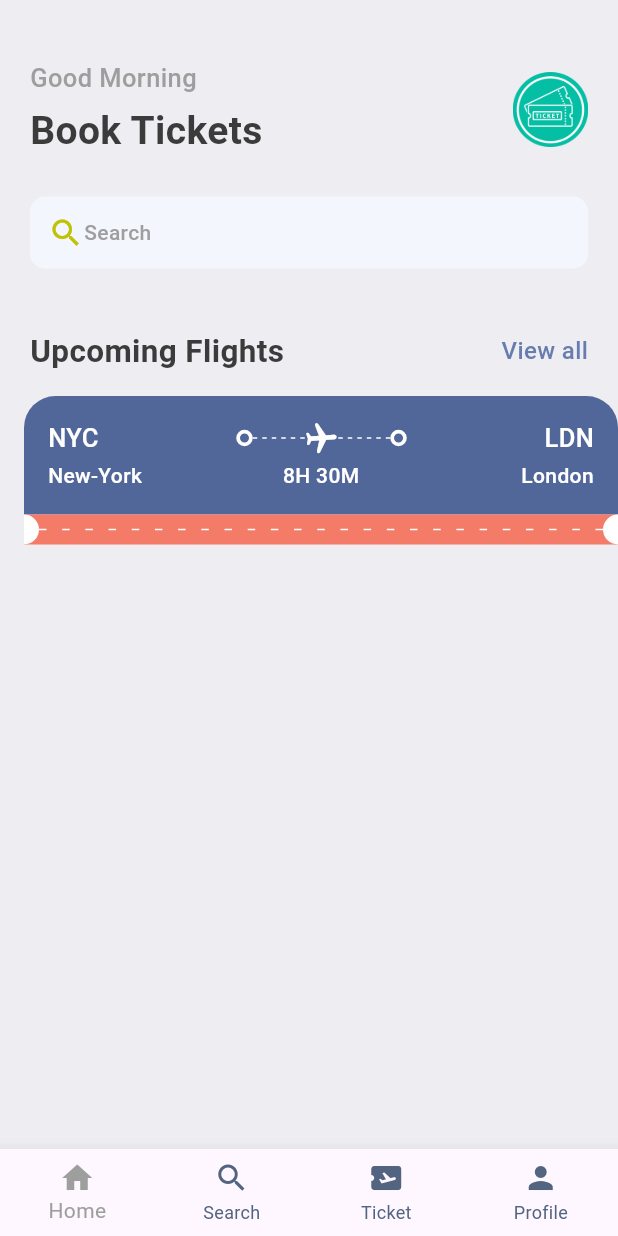
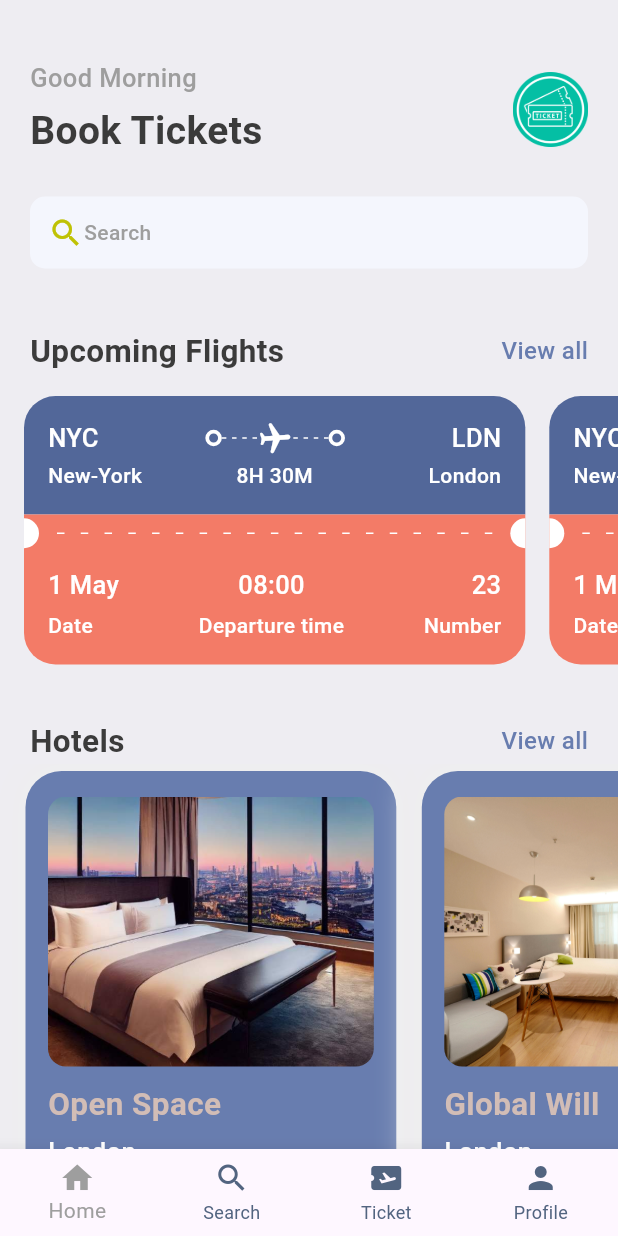
Before and after one commit to jasperayawan/Book_Ticketing, a Flutter app: the screen it shows after launch, on a phone screen of 412 x 824 dp. Run offline on Flutter 3.47's test engine with Material 3 defaults, Android fonts, the phone set to English and light mode, and no system bars; our stand-ins replace gap.

Commit message:
update hotel card

```diff
--- a/lib/screens/home_screen.dart
+++ b/lib/screens/home_screen.dart
@@ -1,4 +1,6 @@
+import 'package:booking_app/screens/hotel_screen.dart';
 import 'package:booking_app/screens/ticket_view.dart';
+import 'package:booking_app/utils/app_info_list.dart';
 import 'package:booking_app/utils/app_styles.dart';
 import 'package:flutter/material.dart';
 import 'package:gap/gap.dart';
@@ -65,7 +67,7 @@
                     Text("Upcoming Flights", style: Styles.headLineStyle2,),
                     InkWell(
                       onTap: (){
-                        print("You are tapped");
+                        // print("You are tapped");
                       },
                       child: Text("View all", style: Styles.textStyle.copyWith(color: Styles.primaryColor),),
                     )
@@ -75,7 +77,40 @@
             )
           ),
           const Gap(15),
-          const TicketView()
+          const SingleChildScrollView(
+            scrollDirection: Axis.horizontal,
+            padding: EdgeInsets.only(right: 20),
+            child: Row(
+              children: [
+                TicketView(),
+                TicketView(),
+                TicketView(),
+              ],
+            ),
+          ),
+          const Gap(15),
+          Container(
+            padding: const EdgeInsets.symmetric(horizontal: 20),
+            child: Row(
+                  mainAxisAlignment: MainAxisAlignment.spaceBetween,
+                  children: [
+                    Text("Hotels", style: Styles.headLineStyle2),
+                    InkWell(
+                      onTap: (){
+                        // print("You are tapped");
+                      },
+                      child: Text("View all", style: Styles.textStyle.copyWith(color: Styles.primaryColor),),
+                    )
+                  ],
+                ),
+          ),
+          SingleChildScrollView(
+            scrollDirection: Axis.horizontal,
+            padding: const EdgeInsets.only(right: 20),
+            child: Row(
+              children: hotelList.map((hotel) => HotelScreen(hotel: hotel)).toList()
+            )
+            )
         ],
       ),
     );
--- /dev/null
+++ b/lib/screens/hotel_screen.dart
@@ -0,0 +1,56 @@
+import 'package:booking_app/utils/app_layout.dart';
+import 'package:booking_app/utils/app_styles.dart';
+import 'package:flutter/material.dart';
+import 'package:gap/gap.dart';
+
+class HotelScreen extends StatelessWidget {
+  final Map<String, dynamic> hotel;
+  // ignore: use_super_parameters
+  const HotelScreen ({Key? key, required this.hotel}) : super(key: key);
+
+  @override
+  Widget build(BuildContext context) {
+    final size = AppLayout.getSize(context);
+    return Container(
+      width: size.width*0.6,
+      height: 350,
+      padding: const EdgeInsets.symmetric(horizontal: 15, vertical: 17),
+      margin: const EdgeInsets.only(left: 17, top: 5),
+      decoration: BoxDecoration(
+        color: Styles.primaryColor,
+        borderRadius: BorderRadius.circular(24),
+        boxShadow: [
+          BoxShadow(
+            color: Colors.grey.shade200,
+            blurRadius: 20,
+            spreadRadius: 5,
+          )
+        ]
+      ),
+      child: Column(
+        crossAxisAlignment: CrossAxisAlignment.start,
+        children: [
+          Container(
+            height: 180,
+            decoration: BoxDecoration(
+              borderRadius: BorderRadius.circular(12),
+              color: Styles.primaryColor,
+              image: DecorationImage(
+                fit: BoxFit.cover,
+                image: AssetImage(
+                  'assets/images/${hotel['image']}'
+                )
+              )
+            ),
+          ),
+          const Gap(10),
+          Text('${hotel['place']}', style: Styles.headLineStyle2.copyWith(color: Styles.kakiColor),),
+          const Gap(5),
+          Text('${hotel['destination']}', style: Styles.headLineStyle3.copyWith(color: Colors.white),),
+          const Gap(8),
+          Text('\$${hotel['price']}/night', style: Styles.headLineStyle1.copyWith(color: Styles.kakiColor),)
+        ],
+      ),
+    );
+  }
+}
--- a/lib/screens/ticket_view.dart
+++ b/lib/screens/ticket_view.dart
@@ -12,7 +12,7 @@
   Widget build(BuildContext context) {
     final size = AppLayout.getSize(context);
     return SizedBox(
-      width: size.width,
+      width: size.width*0.85,
       height: 200,
       child: Container(
         margin: const EdgeInsets.only(left: 16),
@@ -108,7 +108,9 @@
                         ),
                       ),
                     ),
-                    Expanded(child: LayoutBuilder(
+                    Expanded(child: Padding(
+                      padding: const EdgeInsets.all(12.0),
+                      child: LayoutBuilder(
                       builder: (BuildContext context, BoxConstraints contraints){
                         return Flex(
                       direction: Axis.horizontal,
@@ -124,6 +126,7 @@
                       )),
                     );
                       },
+                    ),
                     )),
                     const SizedBox(
                       height: 20,
@@ -140,7 +143,52 @@
                     ),
                   ],
                 )
-            )
+            ),
+            /**
+             * bottom part of the orange card/ticket
+             */
+            Container(
+              decoration: BoxDecoration(
+                  color: Styles.orangeColor,
+                  borderRadius: const BorderRadius.only(
+                      bottomLeft: Radius.circular(21),
+                      bottomRight: Radius.circular(21))
+              ),
+              padding: const EdgeInsets.only(left: 16, top: 10, right: 16, bottom: 16),
+              child: Column(
+                children: [
+                  Row(
+                    mainAxisAlignment: MainAxisAlignment.spaceBetween,
+                    children: [
+                      Column(
+                        crossAxisAlignment: CrossAxisAlignment.start,
+                        children: [
+                          Text("1 May", style: Styles.headLineStyle3.copyWith(color: Colors.white),),
+                          const Gap(5),
+                          Text("Date", style: Styles.headLineStyle4.copyWith(color: Colors.white),),
+                        ],
+                      ),
+                      Column(
+                        crossAxisAlignment: CrossAxisAlignment.center,
+                        children: [
+                          Text("08:00", style: Styles.headLineStyle3.copyWith(color: Colors.white),),
+                          const Gap(5),
+                          Text("Departure time", style: Styles.headLineStyle4.copyWith(color: Colors.white),),
+                        ],
+                      ),
+                      Column(
+                        crossAxisAlignment: CrossAxisAlignment.end,
+                        children: [
+                          Text("23", style: Styles.headLineStyle3.copyWith(color: Colors.white),),
+                          const Gap(5),
+                          Text("Number", style: Styles.headLineStyle4.copyWith(color: Colors.white),),
+                        ],
+                      )
+                    ],
+                  ),
+                ],
+              ),
+            ),
           ],
         ),
       ),
--- /dev/null
+++ b/lib/utils/app_info_list.dart
@@ -0,0 +1,20 @@
+List<Map<String, dynamic>> hotelList = [
+  {
+    'image':'hotel.jpg',
+    'place': 'Open Space',
+    'destination': 'London',
+    'price': 25
+  },
+  {
+    'image':'room1.jpg',
+    'place': 'Global Will',
+    'destination': 'London',
+    'price': 40
+  },
+  {
+    'image':'room2.jpg',
+    'place': 'Tallest Building',
+    'destination': 'Dubai',
+    'price': 68
+  },
+];
--- a/lib/utils/app_styles.dart
+++ b/lib/utils/app_styles.dart
@@ -6,6 +6,7 @@
   static Color textColor = const Color(0xFF3b3b3b);
   static Color bgColor = const Color(0xFFeeedf2);
   static Color orangeColor = const Color(0xFFF37B67);
+  static Color kakiColor = const Color(0xFFd2bdb6);
   static TextStyle textStyle = TextStyle(fontSize: 16, color: textColor, fontWeight: FontWeight.w500);
   static TextStyle headLineStyle1 = TextStyle(fontSize: 26, color: textColor, fontWeight: FontWeight.bold);
   static TextStyle headLineStyle2 = TextStyle(fontSize: 21, color: textColor, fontWeight: FontWeight.bold);
```
Also changed, not shown: assets/images/hotel.jpg (added), assets/images/room1.jpg (added), assets/images/room2.jpg (added).
